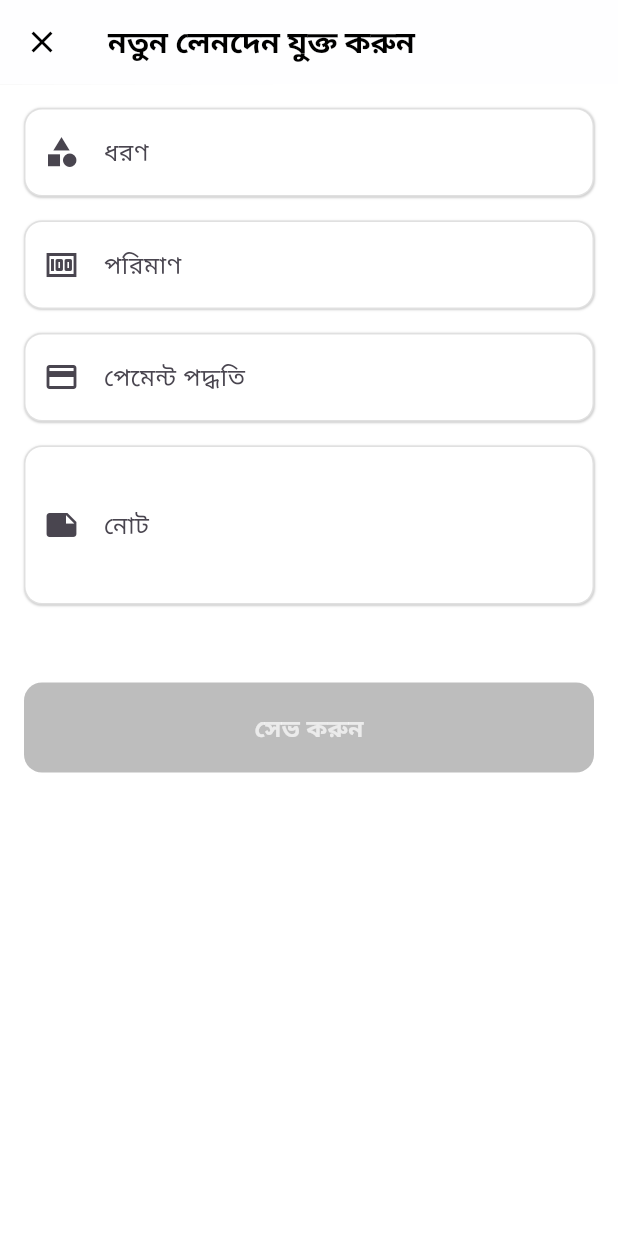
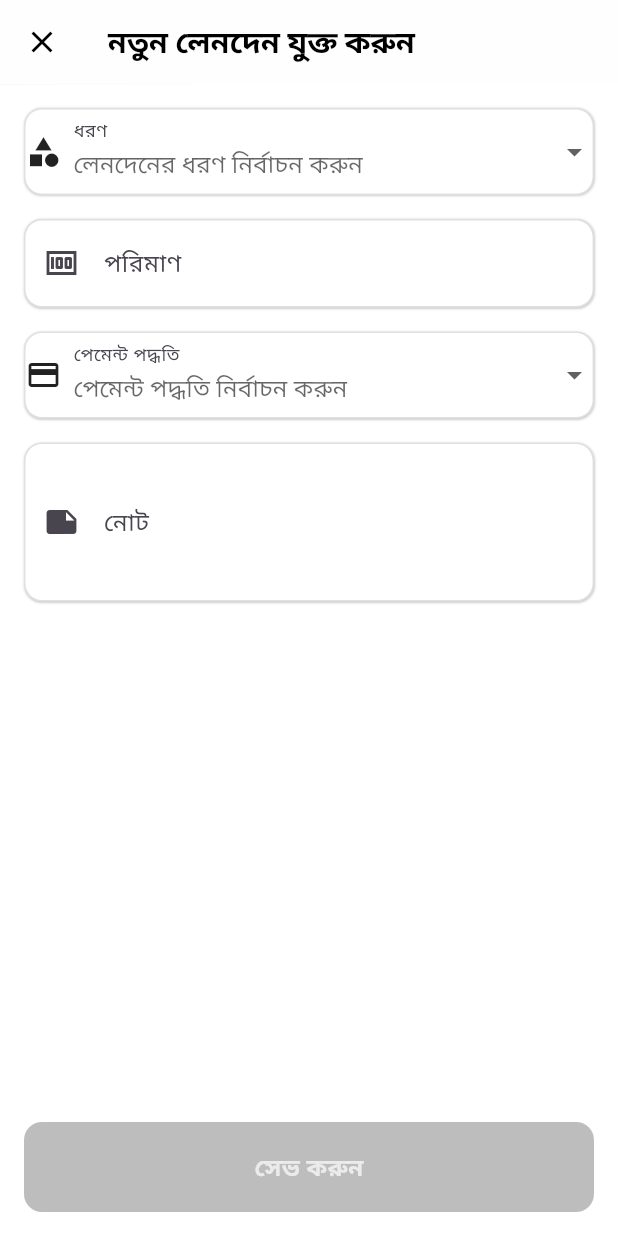
Before and after one commit to mahbubhswe/court-dairy, a Flutter app: the screen it shows once a user with an empty profile is signed in, tab 3 chosen, after a tap on the "receipt long" icon, on a phone screen of 412 x 824 dp. Run offline on Flutter 3.47's test engine with Material 3 defaults, Android fonts, the light colour scheme and no system bars; drawn by our look-alikes of simple_shadow; our stand-ins replace animated_splash_screen, animated_text_kit, auth_buttons, cached_network_image, cloud_firestore, cloud_functions and 16 more; missing offline and left inert: android_intent_plus, flutter_bkash, in_app_update; accounts and stored records are empty.

Commit message:
feat: add reusable dropdown widget

```diff
--- a/lib/modules/transaction/controllers/add_transaction_controller.dart
+++ b/lib/modules/transaction/controllers/add_transaction_controller.dart
@@ -6,9 +6,9 @@ import '../../../services/app_firebase.dart';
 import '../services/transaction_service.dart';
 
 class AddTransactionController extends GetxController {
-  final type = TextEditingController();
+  final RxnString type = RxnString();
   final amount = TextEditingController();
-  final paymentMethod = TextEditingController();
+  final RxnString paymentMethod = RxnString();
   final note = TextEditingController();
 
   final RxBool isLoading = false.obs;
@@ -17,15 +17,16 @@ class AddTransactionController extends GetxController {
   @override
   void onInit() {
     super.onInit();
-    type.addListener(_validate);
     amount.addListener(_validate);
-    paymentMethod.addListener(_validate);
+    ever(type, (_) => _validate());
+    ever(paymentMethod, (_) => _validate());
   }
 
   void _validate() {
-    enableBtn.value = type.text.trim().isNotEmpty &&
+    enableBtn.value =
+        type.value != null &&
         amount.text.trim().isNotEmpty &&
-        paymentMethod.text.trim().isNotEmpty;
+        paymentMethod.value != null;
   }
 
   Future<void> addTransaction() async {
@@ -38,10 +39,10 @@ class AddTransactionController extends GetxController {
       }
 
       final transaction = Transaction(
-        type: type.text.trim(),
+        type: type.value!,
         amount: double.tryParse(amount.text.trim()) ?? 0,
         note: note.text.trim().isEmpty ? null : note.text.trim(),
-        paymentMethod: paymentMethod.text.trim(),
+        paymentMethod: paymentMethod.value!,
         createdAt: DateTime.now(),
       );
 
@@ -68,9 +69,7 @@ class AddTransactionController extends GetxController {
 
   @override
   void onClose() {
-    type.dispose();
     amount.dispose();
-    paymentMethod.dispose();
     note.dispose();
     super.onClose();
   }
--- a/lib/modules/transaction/screens/add_transaction_screen.dart
+++ b/lib/modules/transaction/screens/add_transaction_screen.dart
@@ -3,6 +3,9 @@ import 'package:get/get.dart';
 
 import '../../../widgets/app_button.dart';
 import '../../../widgets/app_text_from_field.dart';
+import '../../../widgets/app_dropdown.dart';
+import '../../../utils/payment_methods.dart';
+import '../../../utils/transaction_types.dart';
 import '../controllers/add_transaction_controller.dart';
 
 class AddTransactionScreen extends StatelessWidget {
@@ -23,11 +26,13 @@ class AddTransactionScreen extends StatelessWidget {
               child: Column(
                 spacing: 16,
                 children: [
-                  AppTextFromField(
-                    controller: controller.type,
+                  AppDropdown(
+                    value: controller.type.value,
                     label: 'ধরণ',
-                    hintText: 'লেনদেনের ধরণ লিখুন',
+                    hintText: 'লেনদেনের ধরণ নির্বাচন করুন',
+                    items: getTransactionTypes(isTransaction: true),
                     prefixIcon: Icons.category,
+                    onChanged: (val) => controller.type.value = val,
                   ),
                   AppTextFromField(
                     controller: controller.amount,
@@ -36,11 +41,13 @@ class AddTransactionScreen extends StatelessWidget {
                     prefixIcon: Icons.money,
                     keyboardType: TextInputType.number,
                   ),
-                  AppTextFromField(
-                    controller: controller.paymentMethod,
+                  AppDropdown(
+                    value: controller.paymentMethod.value,
                     label: 'পেমেন্ট পদ্ধতি',
-                    hintText: 'পেমেন্ট পদ্ধতি লিখুন',
+                    hintText: 'পেমেন্ট পদ্ধতি নির্বাচন করুন',
+                    items: paymentMethods,
                     prefixIcon: Icons.payment,
+                    onChanged: (val) => controller.paymentMethod.value = val,
                   ),
                   AppTextFromField(
                     controller: controller.note,
@@ -49,13 +56,7 @@ class AddTransactionScreen extends StatelessWidget {
                     prefixIcon: Icons.note,
                     isMaxLines: 3,
                   ),
-                  const SizedBox(height: 20),
-                  AppButton(
-                    label: 'সেভ করুন',
-                    onPressed: controller.enableBtn.value
-                        ? controller.addTransaction
-                        : null,
-                  ),
+                  const SizedBox(height: 80),
                 ],
               ),
             ),
@@ -64,6 +65,16 @@ class AddTransactionScreen extends StatelessWidget {
           ],
         );
       }),
+      bottomNavigationBar: Obx(
+        () => Padding(
+          padding: const EdgeInsets.all(16),
+          child: AppButton(
+            label: 'সেভ করুন',
+            onPressed:
+                controller.enableBtn.value ? controller.addTransaction : null,
+          ),
+        ),
+      ),
     );
   }
 }
--- /dev/null
+++ b/lib/widgets/app_dropdown.dart
@@ -0,0 +1,48 @@
+import 'package:flutter/material.dart';
+
+import '../constants/app_colors.dart';
+import '../local_library/text_from_field_wraper.dart';
+
+class AppDropdown extends StatelessWidget {
+  final String? value;
+  final String label;
+  final String hintText;
+  final List<String> items;
+  final IconData prefixIcon;
+  final ValueChanged<String?> onChanged;
+
+  const AppDropdown({
+    super.key,
+    required this.value,
+    required this.label,
+    required this.hintText,
+    required this.items,
+    required this.prefixIcon,
+    required this.onChanged,
+  });
+
+  @override
+  Widget build(BuildContext context) {
+    return TextFormFieldWrapper(
+      borderFocusedColor: AppColors.fixedPrimary,
+      prefix: Icon(prefixIcon),
+      formField: DropdownButtonFormField<String>(
+        value: value,
+        decoration: InputDecoration(
+          border: InputBorder.none,
+          labelText: label,
+          hintText: hintText,
+        ),
+        items: items
+            .map(
+              (item) => DropdownMenuItem<String>(
+                value: item,
+                child: Text(item),
+              ),
+            )
+            .toList(),
+        onChanged: onChanged,
+      ),
+    );
+  }
+}
```
Also changed, not shown: lib/modules/transaction/controllers/edit_transaction_controller.dart (+11 -12 lines), lib/modules/transaction/screens/edit_transaction_screen.dart (+25 -13 lines).
